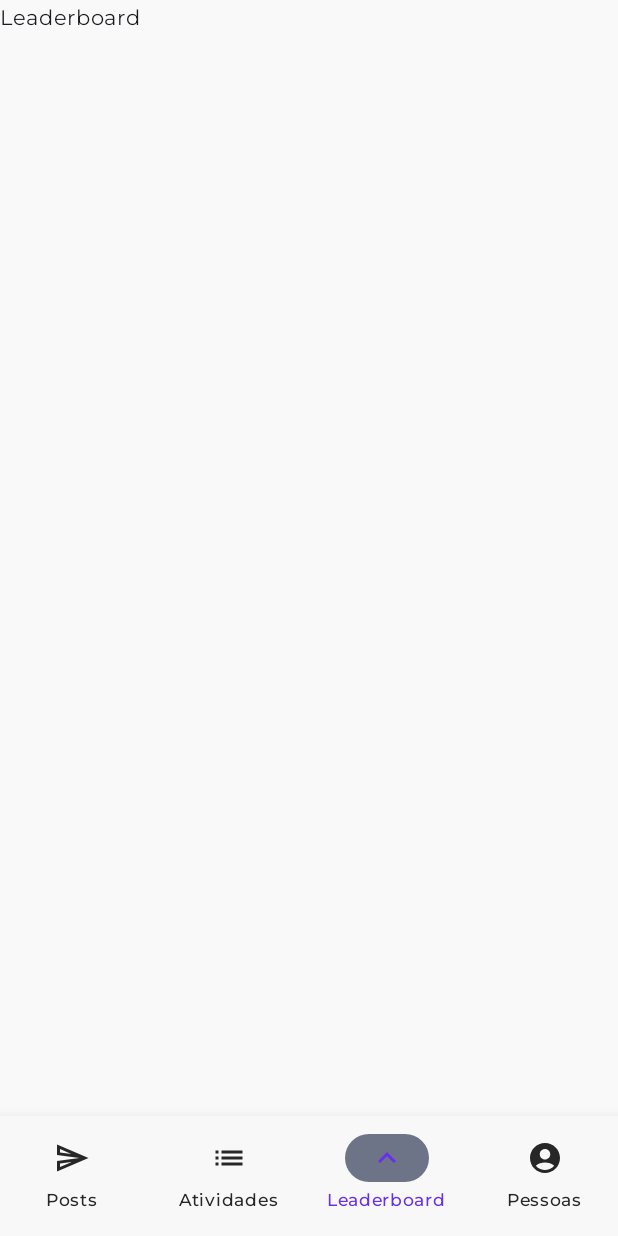
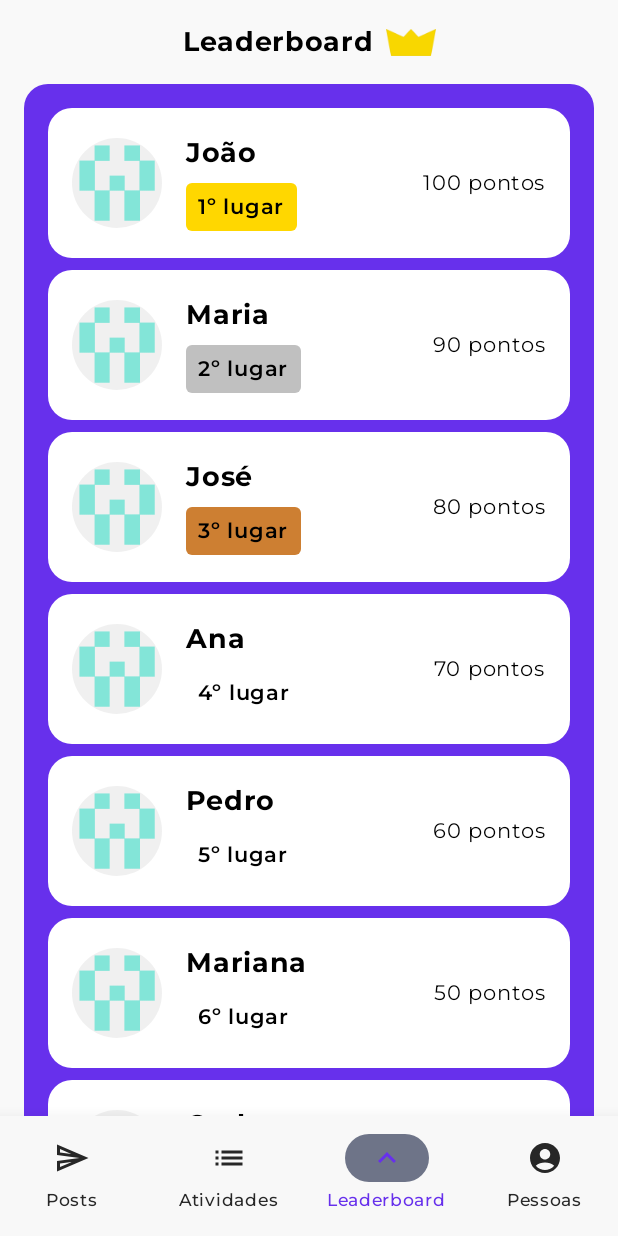
Before and after one commit to educ-ai-org/educai-app, an Android app built with Jetpack Compose: the composable TurmaUI shown on its own in the app's theme, item 3 of the bottom bar chosen, on a phone screen of 412 x 824 dp. Run offline under Robolectric (Android 15) with nearby library versions, the phone set to English and light mode, and no system bars.

Commit message:
Nova tela leaderboard

```diff
--- a/app/src/main/java/com/example/educai/components/Class.kt
+++ b/app/src/main/java/com/example/educai/components/Class.kt
@@ -1,5 +1,6 @@
 package com.example.educai.components
 
+import androidx.compose.foundation.Image
 import androidx.compose.foundation.background
 import androidx.compose.foundation.border
 import androidx.compose.foundation.clickable
@@ -12,7 +13,6 @@ import androidx.compose.foundation.layout.fillMaxWidth
 import androidx.compose.foundation.layout.height
 import androidx.compose.foundation.layout.padding
 import androidx.compose.material3.HorizontalDivider
-import androidx.compose.material3.Icon
 import androidx.compose.material3.Text
 import androidx.compose.runtime.Composable
 import androidx.compose.ui.Alignment
@@ -53,7 +53,7 @@ fun Class(nomeTurma:String, nomeDisciplina:String, quantidadeAlunos:Int, onClick
                     Row (
                         verticalAlignment = Alignment.CenterVertically
                     ) {
-                        Icon(
+                        Image(
                             painter = painterResource(id = R.drawable.class_icon),
                             contentDescription = "Pessoas agrupadas",
                             modifier = Modifier
--- /dev/null
+++ b/app/src/main/java/com/example/educai/components/StudentRanking.kt
@@ -0,0 +1,95 @@
+package com.example.educai.components
+
+import androidx.compose.foundation.Image
+import androidx.compose.foundation.background
+import androidx.compose.foundation.layout.Box
+import androidx.compose.foundation.layout.Column
+import androidx.compose.foundation.layout.Row
+import androidx.compose.foundation.layout.fillMaxSize
+import androidx.compose.foundation.layout.fillMaxWidth
+import androidx.compose.foundation.layout.height
+import androidx.compose.foundation.layout.padding
+import androidx.compose.foundation.shape.RoundedCornerShape
+import androidx.compose.material3.Text
+import androidx.compose.runtime.Composable
+import androidx.compose.ui.Modifier
+import androidx.compose.ui.draw.clip
+import androidx.compose.ui.graphics.Color
+import androidx.compose.ui.res.painterResource
+import androidx.compose.ui.text.font.FontWeight
+import androidx.compose.ui.tooling.preview.Preview
+import androidx.compose.ui.unit.dp
+import androidx.compose.ui.unit.sp
+import com.example.educai.R
+
+@Composable
+fun StudentRanking(posicao: Int, nome: String, pontos: Int) {
+    val backgroundColor = when (posicao) {
+        1 -> Color(0xFFFFD700)
+        2 -> Color(0xFFC0C0C0)
+        3 -> Color(0xFFCD7F32)
+        else -> Color.White
+    }
+
+    Box(
+        modifier = Modifier
+            .fillMaxWidth()
+            .height(100.dp)
+            .background(
+                color = Color.White,
+                shape = RoundedCornerShape(16.dp)
+            )
+    ) {
+        Row(
+            verticalAlignment = androidx.compose.ui.Alignment.CenterVertically,
+            horizontalArrangement = androidx.compose.foundation.layout.Arrangement.SpaceBetween,
+            modifier = Modifier
+                .fillMaxSize()
+                .padding(horizontal = 16.dp)
+        ) {
+            Row (
+                verticalAlignment = androidx.compose.ui.Alignment.CenterVertically
+            ) {
+                Image(
+                    painter = painterResource(id = R.drawable.profileimage),
+                    contentDescription = "Imagem do perfil",
+                    modifier = Modifier
+                        .padding(end = 16.dp)
+                        .clip(RoundedCornerShape(50.dp))
+                        .height(60.dp)
+                )
+                Column {
+                    Text(
+                        text = nome,
+                        fontWeight = FontWeight.Bold,
+                        color = Color.Black,
+                        fontSize = 18.sp,
+                        modifier = Modifier.padding(bottom = 8.dp)
+                    )
+                    Box(
+                        modifier = Modifier
+                            .background(
+                                color = backgroundColor,
+                                shape = RoundedCornerShape(4.dp)
+                            )
+                            .padding(horizontal = 8.dp, vertical = 4.dp)
+                    ) {
+                        Text(
+                            text = "${posicao}º lugar",
+                            color = Color.Black,
+                            fontWeight = FontWeight.SemiBold
+                        )
+                    }
+                }
+            }
+            Text(text = "$pontos pontos", color = Color.Black)
+        }
+    }
+}
+
+
+@Preview
+@Composable
+fun StudentRankingPreview() {
+    StudentRanking(posicao = 1, nome = "João", pontos = 100)
+}
--- a/app/src/main/java/com/example/educai/screens/Home.kt
+++ b/app/src/main/java/com/example/educai/screens/Home.kt
@@ -45,7 +45,7 @@ fun Home(navController: NavController) {
     ) {
         Text(
             text = "Turmas",
-            fontSize = 24.sp,
+            fontSize = 18.sp,
             fontWeight = FontWeight.Bold,
             color = Color.Black,
             modifier = Modifier.padding(bottom = 16.dp)
--- a/app/src/main/java/com/example/educai/screens/turma/Leaderboard.kt
+++ b/app/src/main/java/com/example/educai/screens/turma/Leaderboard.kt
@@ -1,17 +1,102 @@
 package com.example.educai.screens.turma
 
+import androidx.compose.foundation.Image
+import androidx.compose.foundation.background
+import androidx.compose.foundation.layout.Arrangement
 import androidx.compose.foundation.layout.Column
+import androidx.compose.foundation.layout.Row
+import androidx.compose.foundation.layout.Spacer
+import androidx.compose.foundation.layout.fillMaxHeight
 import androidx.compose.foundation.layout.fillMaxSize
+import androidx.compose.foundation.layout.fillMaxWidth
+import androidx.compose.foundation.layout.height
+import androidx.compose.foundation.layout.padding
+import androidx.compose.foundation.rememberScrollState
+import androidx.compose.foundation.shape.RoundedCornerShape
+import androidx.compose.foundation.verticalScroll
 import androidx.compose.material3.Text
 import androidx.compose.runtime.Composable
+import androidx.compose.ui.Alignment
 import androidx.compose.ui.Modifier
+import androidx.compose.ui.graphics.Color
+import androidx.compose.ui.res.painterResource
+import androidx.compose.ui.text.font.FontWeight
+import androidx.compose.ui.unit.dp
+import androidx.compose.ui.unit.sp
+import com.example.educai.ui.theme.LightPurple
+import com.example.educai.R
+import com.example.educai.components.StudentRanking
+
+data class Student(
+    val nome: String,
+    val pontos: Int
+)
 
 @Composable
 fun Leaderboard() {
+    val students = listOf(
+        Student("João", 100),
+        Student("Maria", 90),
+        Student("José", 80),
+        Student("Ana", 70),
+        Student("Pedro", 60),
+        Student("Mariana", 50),
+        Student("Carlos", 40),
+        Student("Juliana", 30),
+        Student("Paulo", 20),
+        Student("Luana", 10)
+    )
+
+    val scrollState = rememberScrollState()
     Column(
+        horizontalAlignment = Alignment.CenterHorizontally,
         modifier = Modifier
             .fillMaxSize()
+            .padding(horizontal = 16.dp)
     ) {
-        Text(text = "Leaderboard")
+        Row(
+            horizontalArrangement = Arrangement.Center,
+            verticalAlignment = Alignment.CenterVertically,
+            modifier = Modifier
+                .fillMaxWidth()
+                .padding(top = 16.dp, bottom = 16.dp)
+        ) {
+            Text(
+                text = "Leaderboard",
+                color = Color.Black,
+                fontSize = 18.sp,
+                fontWeight = FontWeight.Bold,
+                modifier = Modifier.padding(end = 8.dp)
+            )
+            Image(
+                painter = painterResource(id = R.drawable.crown_icon),
+                contentDescription = "Coroa",
+                modifier = Modifier.height(18.dp)
+            )
+        }
+
+        Column(
+            modifier = Modifier
+                .background(
+                    color = LightPurple,
+                    shape = RoundedCornerShape(topStart = 16.dp, topEnd = 16.dp)
+                )
+                .fillMaxWidth()
+                .fillMaxHeight()
+                .padding(top = 16.dp, start = 16.dp, end = 16.dp)
+                .verticalScroll(scrollState)
+                .padding(bottom = 86.dp)
+        ) {
+            students.forEachIndexed { index, student ->
+                StudentRanking(
+                    posicao = index + 1,
+                    nome = student.nome,
+                    pontos = student.pontos
+                )
+                if (index < students.size - 1) {
+                    Spacer(modifier = Modifier.height(8.dp))
+                }
+            }
+        }
     }
 }
```
Also changed, not shown: app/src/main/res/drawable-hdpi/crown_icon.png (added), app/src/main/res/drawable-ldpi/crown_icon.png (added), app/src/main/res/drawable-mdpi/crown_icon.png (added), app/src/main/res/drawable-xhdpi/crown_icon.png (added), app/src/main/res/drawable-xxhdpi/crown_icon.png (added), app/src/main/res/drawable-xxxhdpi/crown_icon.png (added), 2 other files.
